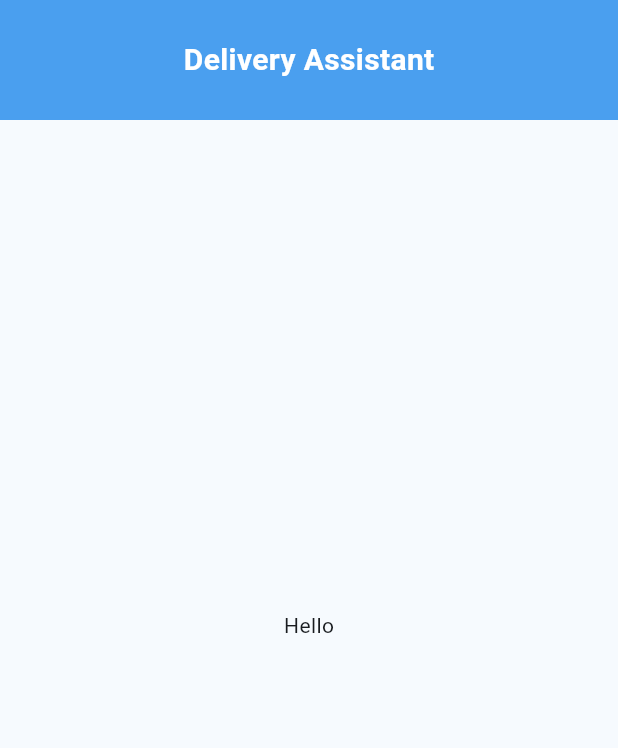
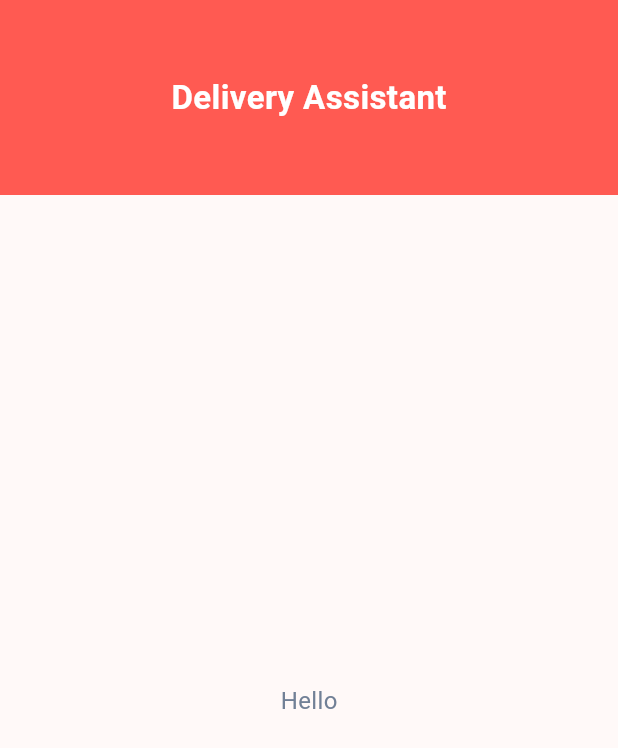
Before and after one commit to Gaelle-Akl/zimi_chat, a Flutter app: the screen it shows after launch, on a phone screen of 412 x 824 dp. Shown: the top 748 px of the screen. Run offline on Flutter 3.47's test engine with Material 3 defaults, Android fonts, the phone set to English and light mode, and no system bars.

Commit message:
changed the color theme into red

```diff
--- a/lib/app/theme/app_colors.dart
+++ b/lib/app/theme/app_colors.dart
@@ -2,30 +2,28 @@ import 'package:flutter/material.dart';
 
 class AppColors {
   // Primary brand colors
-  static const primary = Color(0xFF4A9FEF);
-  static const primaryDark = Color(0xFF287FCF);
-  static const primaryLight = Color(0xFFE8F4FF);
+  static const primary = Color(0xFFFF5A52);
+  static const primaryDark = Color(0xFFF0443D);
+  static const primaryLight = Color(0xFFFF8A83);
 
   // Background
-  static const background = Color(0xFFF6FAFE);
+  static const background = Color(0xFFFFF9F8);
+  static const surface = Color(0xFFFFFFFF);
 
-  // Basic colors
-  static const white = Color(0xFFFFFFFF);
-  static const black = Color(0xFF000000);
 
   // Text
   static const text = Color(0xFF172B3A);
   static const secondaryText = Color(0xFF718096);
-
+  static const textLight =Color(0xFF9AA3AA);
   // Chat
-  static const userBubble = Color(0xFFDCEEFF);
+  static const userBubble = Color(0xFFFF5A52);
   static const aiBubble = Color(0xFFFFFFFF);
 
   // Borders
   static const border = Color(0xFFDCE8F2);
 
   // Status
-  static const success = Color(0xFF4DBA8A);
+  static const success = Color(0xFF70D69B);
   static const warning = Color(0xFFF2B84B);
   static const error = Color(0xFFE66A6A);
 }
--- a/lib/app/theme/app_theme.dart
+++ b/lib/app/theme/app_theme.dart
@@ -9,44 +9,36 @@ class AppTheme {
 
     colorScheme: ColorScheme.fromSeed(
       seedColor: AppColors.primary,
+      primary:AppColors.primary,
+      surface: AppColors.surface
     ),
 
+
     appBarTheme: const AppBarTheme(
-      backgroundColor: AppColors.primary,
-      foregroundColor: AppColors.white,
+      backgroundColor: Colors.transparent,
       elevation: 0,
     ),
 
     inputDecorationTheme: InputDecorationTheme(
       filled: true,
-      fillColor: AppColors.white,
+      fillColor: AppColors.surface,
 
       border: OutlineInputBorder(
-        borderRadius: BorderRadius.all(
-          Radius.circular(20),
-        ),
-        borderSide: BorderSide(
-          color: AppColors.border,
-        ),
+        borderRadius: BorderRadius.circular(30),
+        borderSide: BorderSide.none,
+
       ),
 
       enabledBorder: OutlineInputBorder(
-        borderRadius: BorderRadius.all(
-          Radius.circular(20),
-        ),
-        borderSide: BorderSide(
-          color: AppColors.border,
-        ),
+        borderRadius: BorderRadius.circular(30),
+        borderSide: BorderSide.none,
       ),
 
       focusedBorder: OutlineInputBorder(
-        borderRadius: BorderRadius.all(
-          Radius.circular(20),
-        ),
-        borderSide: BorderSide(
-          color: AppColors.primary,
-          width: 1.5,
-        ),
+        borderRadius: BorderRadius.circular(30),
+        borderSide: BorderSide.none,
+
+
       ),
     ),
   );
--- a/lib/features/chatbot/screens/Chat_screen.dart
+++ b/lib/features/chatbot/screens/Chat_screen.dart
@@ -14,15 +14,16 @@ class ChatScreen extends StatelessWidget {
           children: [
             // Header will go here
             Container(
-              height: 80,
+              height: 130,
+              width: double.infinity,
               color: AppColors.primary,
               child: const Center(
                 child: Text(
                   'Delivery Assistant',
                   style: TextStyle(
                     color: Colors.white,
-                    fontSize: 20,
-                    fontWeight: FontWeight.w600,
+                    fontSize: 22,
+                    fontWeight: FontWeight.bold,
                   ),
                 ),
               ),
@@ -33,13 +34,17 @@ class ChatScreen extends StatelessWidget {
               child: Center(
                 child: Text(
                   'Hello',
+                  style: TextStyle(
+                    color: AppColors.secondaryText,
+                    fontSize : 16,
+                  )
                 ),
               ),
             ),
 
             // Input bar will go here
             Container(
-              height: 70,
+              height: 20,
               color: Colors.white,
             ),
           ],
```
